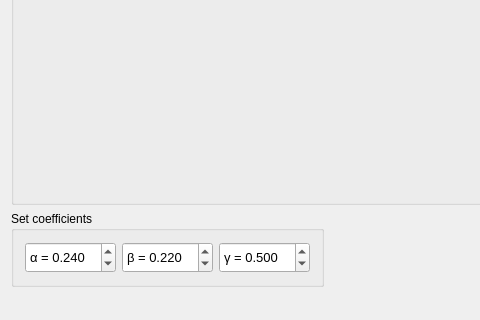
First picture: the form in mainwindow.ui, repository kiselvserg/CGM, before the edit; both pictures show x 0 to 480 and y 294 to 614 of the 914 by 614 pixel window.
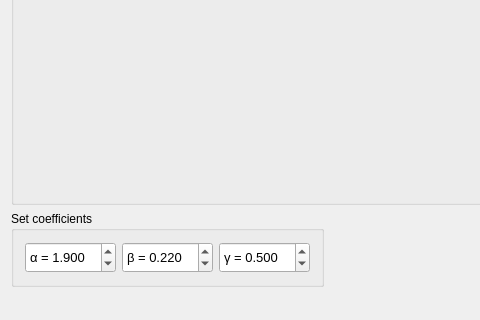
Second picture: the form after the edit. The open tabs and pages were chosen to show the change.

Commit message: Сделал чтобы хотя бы запускалось. Поменял все float на double. Сделал обертку QColor -> glColor4f to be continue...

```diff
--- a/mainwindow.ui
+++ b/mainwindow.ui
@@ -168,7 +168,7 @@
             <double>0.010000000000000</double>
            </property>
            <property name="value">
-            <double>0.240000000000000</double>
+            <double>1.900000000000000</double>
            </property>
           </widget>
          </item>
```
Left out of the diff: 13 changed lines with no effect on the pictures. The commit also changes 12 other files.
